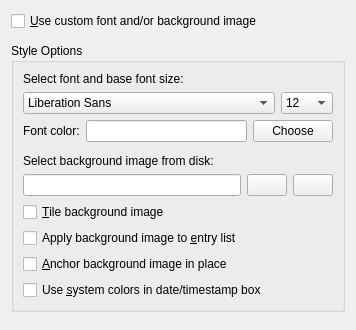
The window that ui/configurationappearance.ui (pwizard2/robojournal) describes before a commit, drawn with Qt 5.
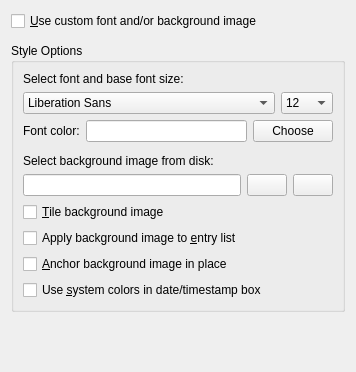
The same window after the commit. Icons and pictures are not drawn.

Patch:
```diff
--- a/ui/configurationappearance.ui
+++ b/ui/configurationappearance.ui
@@ -7,7 +7,7 @@
     <x>0</x>
     <y>0</y>
     <width>356</width>
-    <height>330</height>
+    <height>372</height>
    </rect>
   </property>
   <property name="windowTitle">
@@ -300,7 +300,7 @@
      <property name="sizeHint" stdset="0">
       <size>
        <width>20</width>
-       <height>10</height>
+       <height>1</height>
       </size>
      </property>
     </spacer>
```
